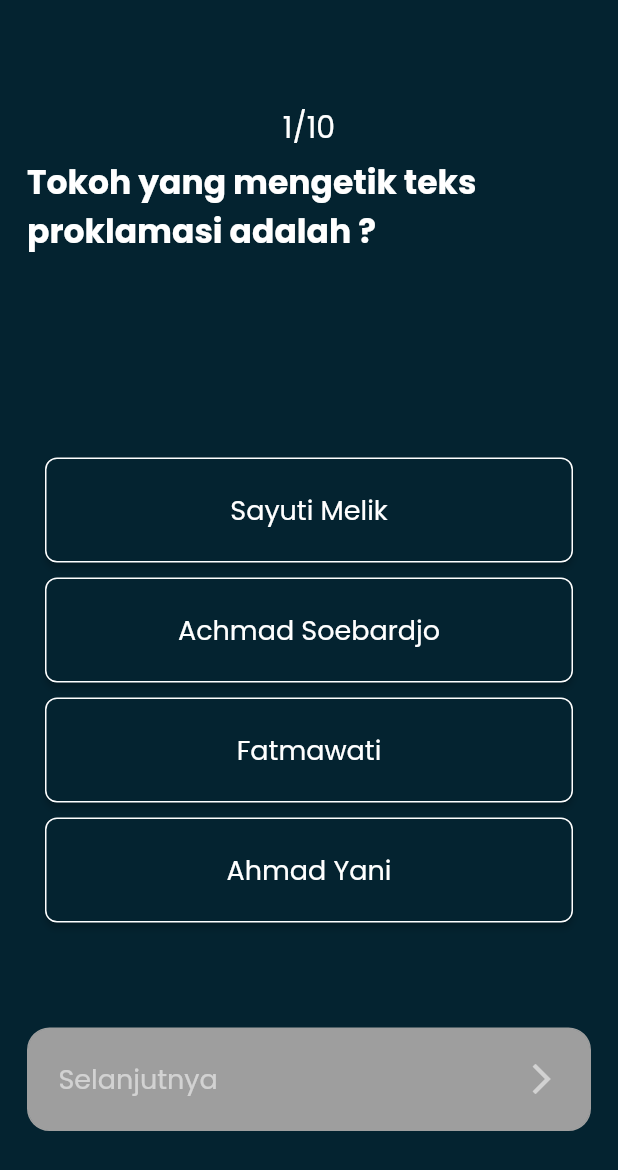
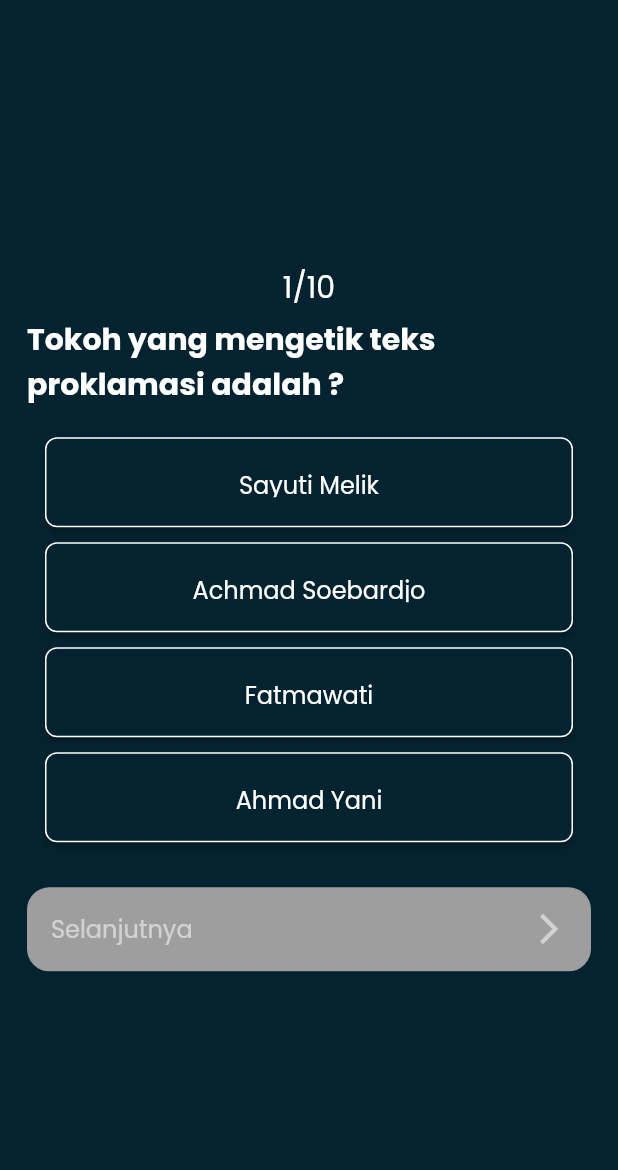
Before and after one commit to Akbarrzql/The-Horizon, a Flutter app: the QuizzScreen screen opened directly, on a phone screen of 412 x 824 dp. Shown: the top 1170 px of the screen. Run offline on Flutter 3.47's test engine with Material 2 defaults, Android fonts, the phone set to English and light mode, and no system bars; our stand-ins replace firebase_auth, firebase_core, firebase_messaging, flutter_local_notifications, flutter_svg, flutter_tindercard and 8 more; missing offline and left inert: flutter_downloader; accounts and stored records are empty; project files that could hold a hidden picture were left out.

Commit message:
style[AW]: create responsive in quizz_screen

```diff
--- a/lib/Main/Kuis/screens/quizz_screen.dart
+++ b/lib/Main/Kuis/screens/quizz_screen.dart
@@ -64,13 +64,14 @@ class _QuizzScreenState extends State<QuizzScreen> {
                     height: 5.0,
                   ),
                   Container(
+                    margin: EdgeInsets.only(bottom: 20.0),
                     child: SizedBox(
-                      height: 200.0,
+                      // height: 200.0,
                       child: Text(
                         "${questions[index].question}",
                         style: GoogleFonts.poppins(
                           color: Colors.white,
-                          fontSize: 22.0,
+                          fontSize: 20.0,
                           fontWeight: FontWeight.w700,
                         ),
                       ),
@@ -79,7 +80,7 @@ class _QuizzScreenState extends State<QuizzScreen> {
                   for (int i = 0; i < questions[index].answers!.length; i++)
                     Container(
                       width: double.infinity,
-                      height: 70.0,
+                      height: 60.0,
                       margin: EdgeInsets.only(
                           bottom: 10.0, left: 12.0, right: 12.0),
                       child: RawMaterialButton(
@@ -116,13 +117,10 @@ class _QuizzScreenState extends State<QuizzScreen> {
                             textAlign: TextAlign.start,
                             style: TextStyle(
                               color: Colors.white,
-                              fontSize: 18.0,
+                              fontSize: 16.0,
                             )),
                       ),
                     ),
-                  SizedBox(
-                    height: 40.0,
-                  ),
                   GestureDetector(
                     onTap:(){
                       //if answer not selected then show alert
@@ -169,7 +167,7 @@ class _QuizzScreenState extends State<QuizzScreen> {
                     },
                     child: Container(
                       margin: EdgeInsets.only(top: 20.0),
-                      padding: EdgeInsets.all(20.0),
+                      padding: EdgeInsets.all(15.0),
                       decoration: BoxDecoration(
                         border: Border.all(color: answered ? Color(0xff5FD068) : Colors.grey),
                         color: answered ? Color(0xff5FD068) : Colors.grey,
@@ -183,7 +181,7 @@ class _QuizzScreenState extends State<QuizzScreen> {
                             btnText,
                             style: TextStyle(
                               color: answered ? Colors.white : Colors.white54,
-                              fontSize: 18.0,
+                              fontSize: 16.0,
                             ),
                           ),
                           Icon(
```
